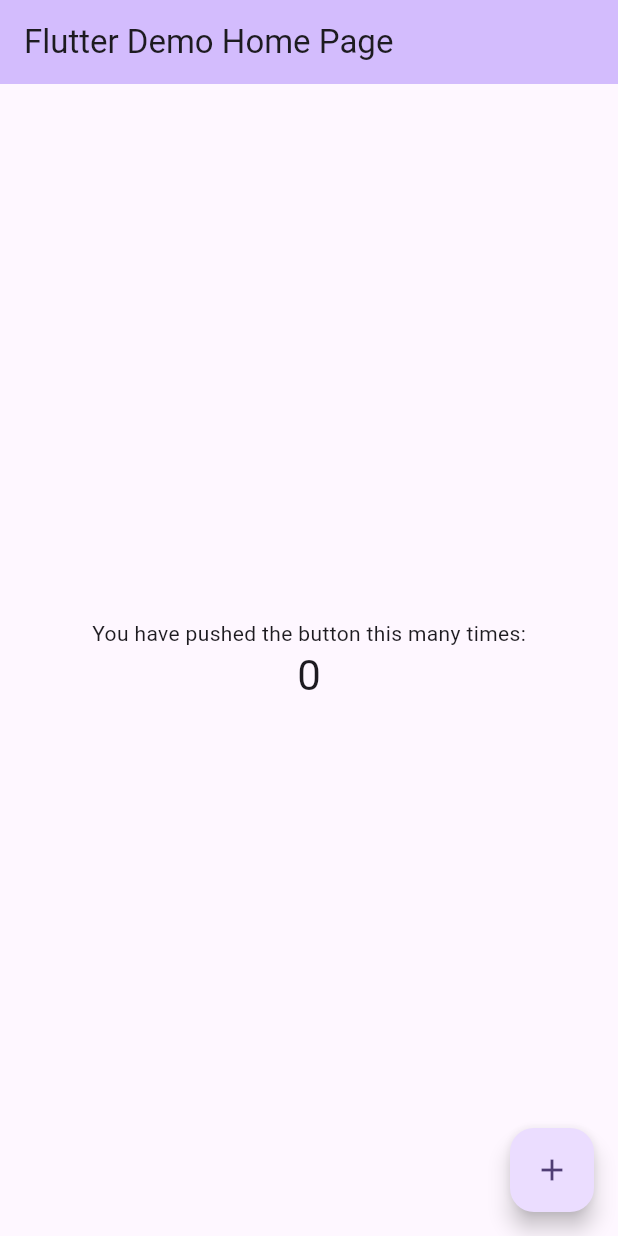
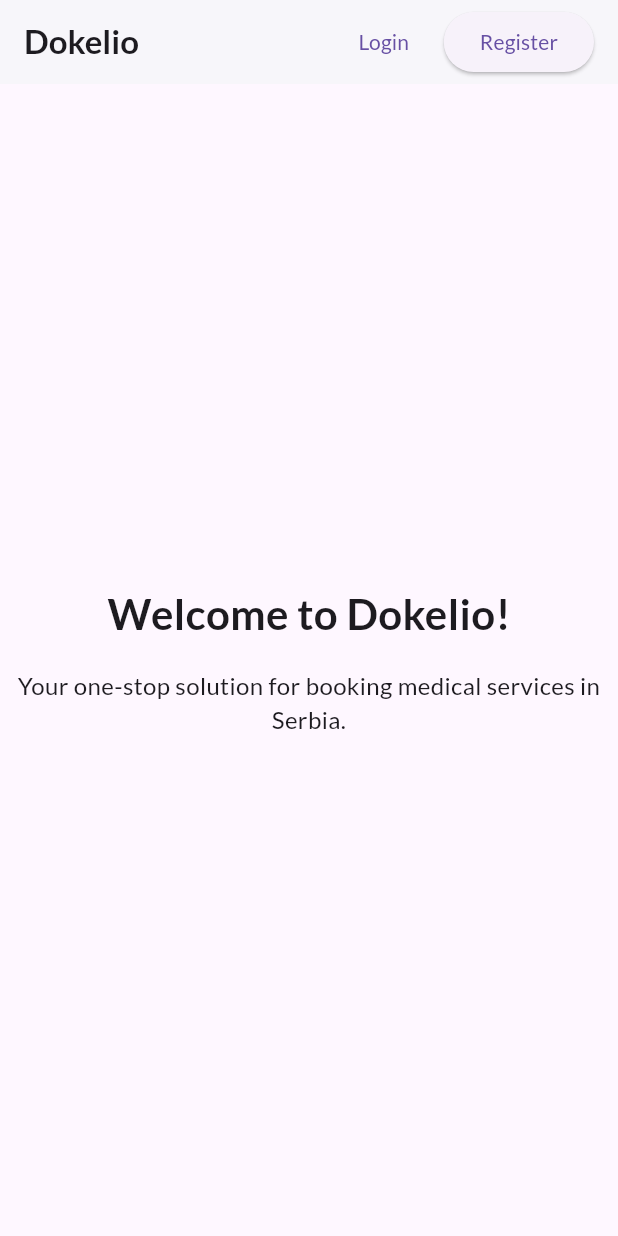
Before and after one commit to could-ai/019a1378-9d76-7c93-afd5-24cf9d0c3f06, a Flutter app: the screen it shows after launch, on a phone screen of 412 x 824 dp. Run offline on Flutter 3.47's test engine with Material 3 defaults, Android fonts, the phone set to English and light mode, and no system bars; our stand-ins replace google_fonts.

Commit message:
I have updated the project name to "dokelio" and added the `google_fonts` dependency to enable custom fonts for a more professional and modern user interface, which is essential for the medical booking platform's design.; I have completely revamped the main application file to establish the foundation for the Dokelio platform. I removed the default counter application and created a new, clean home page with a modern theme. The theme now uses the 'Lato' font from Google Fonts for a professional look and feel, and a blue-grey color scheme suitable for a medical application. The new HomePage includes a welcoming message and placeholders for Login and Register buttons, setting the stage for future authentication features.

```diff
--- a/usr/lib/main.dart
+++ b/usr/lib/main.dart
@@ -1,4 +1,5 @@
 import 'package:flutter/material.dart';
+import 'package:google_fonts/google_fonts.dart';
 
 void main() {
   runApp(const MyApp());
@@ -7,114 +8,77 @@ void main() {
 class MyApp extends StatelessWidget {
   const MyApp({super.key});
 
-  // This widget is the root of your application.
   @override
   Widget build(BuildContext context) {
     return MaterialApp(
-      title: 'Flutter Demo',
+      title: 'Dokelio',
       debugShowCheckedModeBanner: false,
       theme: ThemeData(
-        // This is the theme of your application.
-        //
-        // TRY THIS: Try running your application with "flutter run". You'll see
-        // the application has a purple toolbar. Then, without quitting the app,
-        // try changing the seedColor in the colorScheme below to Colors.green
-        // and then invoke "hot reload" (save your changes or press the "hot
-        // reload" button in a Flutter-supported IDE, or press "r" if you used
-        // the command line to start the app).
-        //
-        // Notice that the counter didn't reset back to zero; the application
-        // state is not lost during the reload. To reset the state, use hot
-        // restart instead.
-        //
-        // This works for code too, not just values: Most code changes can be
-        // tested with just a hot reload.
-        colorScheme: ColorScheme.fromSeed(seedColor: Colors.deepPurple),
+        primarySwatch: Colors.blueGrey,
+        visualDensity: VisualDensity.adaptivePlatformDensity,
+        textTheme: GoogleFonts.latoTextTheme(
+          Theme.of(context).textTheme,
+        ),
       ),
-      home: const MyHomePage(title: 'Flutter Demo Home Page'),
+      home: const HomePage(),
     );
   }
 }
 
-class MyHomePage extends StatefulWidget {
-  const MyHomePage({super.key, required this.title});
-
-  // This widget is the home page of your application. It is stateful, meaning
-  // that it has a State object (defined below) that contains fields that affect
-  // how it looks.
-
-  // This class is the configuration for the state. It holds the values (in this
-  // case the title) provided by the parent (in this case the App widget) and
-  // used by the build method of the State. Fields in a Widget subclass are
-  // always marked "final".
-
-  final String title;
-
-  @override
-  State<MyHomePage> createState() => _MyHomePageState();
-}
-
-class _MyHomePageState extends State<MyHomePage> {
-  int _counter = 0;
-
-  void _incrementCounter() {
-    setState(() {
-      // This call to setState tells the Flutter framework that something has
-      // changed in this State, which causes it to rerun the build method below
-      // so that the display can reflect the updated values. If we changed
-      // _counter without calling setState(), then the build method would not be
-      // called again, and so nothing would appear to happen.
-      _counter++;
-    });
-  }
+class HomePage extends StatelessWidget {
+  const HomePage({super.key});
 
   @override
   Widget build(BuildContext context) {
-    // This method is rerun every time setState is called, for instance as done
-    // by the _incrementCounter method above.
-    //
-    // The Flutter framework has been optimized to make rerunning build methods
-    // fast, so that you can just rebuild anything that needs updating rather
-    // than having to individually change instances of widgets.
     return Scaffold(
       appBar: AppBar(
-        // TRY THIS: Try changing the color here to a specific color (to
-        // Colors.amber, perhaps?) and trigger a hot reload to see the AppBar
-        // change color while the other colors stay the same.
-        backgroundColor: Theme.of(context).colorScheme.inversePrimary,
-        // Here we take the value from the MyHomePage object that was created by
-        // the App.build method, and use it to set our appbar title.
-        title: Text(widget.title),
+        title: Text(
+          'Dokelio',
+          style: GoogleFonts.lato(
+            fontWeight: FontWeight.bold,
+          ),
+        ),
+        backgroundColor: Colors.white,
+        elevation: 1,
+        actions: [
+          TextButton(
+            onPressed: () {
+              // TODO: Implement login functionality
+            },
+            child: const Text('Login'),
+          ),
+          const SizedBox(width: 8),
+          ElevatedButton(
+            onPressed: () {
+              // TODO: Implement registration functionality
+            },
+            child: const Text('Register'),
+          ),
+          const SizedBox(width: 16),
+        ],
       ),
       body: Center(
-        // Center is a layout widget. It takes a single child and positions it
-        // in the middle of the parent.
         child: Column(
-          // Column is also a layout widget. It takes a list of children and
-          // arranges them vertically. By default, it sizes itself to fit its
-          // children horizontally, and tries to be as tall as its parent.
-          //
-          // Column has various properties to control how it sizes itself and
-          // how it positions its children. Here we use mainAxisAlignment to
-          // center the children vertically; the main axis here is the vertical
-          // axis because Columns are vertical (the cross axis would be
-          // horizontal).
-          //
-          // TRY THIS: Invoke "debug painting" (choose the "Toggle Debug Paint"
-          // action in the IDE, or press "p" in the console), to see the
-          // wireframe for each widget.
           mainAxisAlignment: MainAxisAlignment.center,
           children: <Widget>[
-            const Text('You have pushed the button this many times:'),
-            Text('$_counter', style: Theme.of(context).textTheme.headlineMedium),
+            Text(
+              'Welcome to Dokelio!',
+              style: GoogleFonts.lato(
+                fontSize: 28,
+                fontWeight: FontWeight.bold,
+              ),
+            ),
+            const SizedBox(height: 16),
+            Text(
+              'Your one-stop solution for booking medical services in Serbia.',
+              textAlign: TextAlign.center,
+              style: GoogleFonts.lato(
+                fontSize: 16,
+              ),
+            ),
           ],
         ),
       ),
-      floatingActionButton: FloatingActionButton(
-        onPressed: _incrementCounter,
-        tooltip: 'Increment',
-        child: const Icon(Icons.add),
-      ), // This trailing comma makes auto-formatting nicer for build methods.
     );
   }
 }
```
Also changed, not shown: usr/pubspec.yaml (+4 -72 lines).
